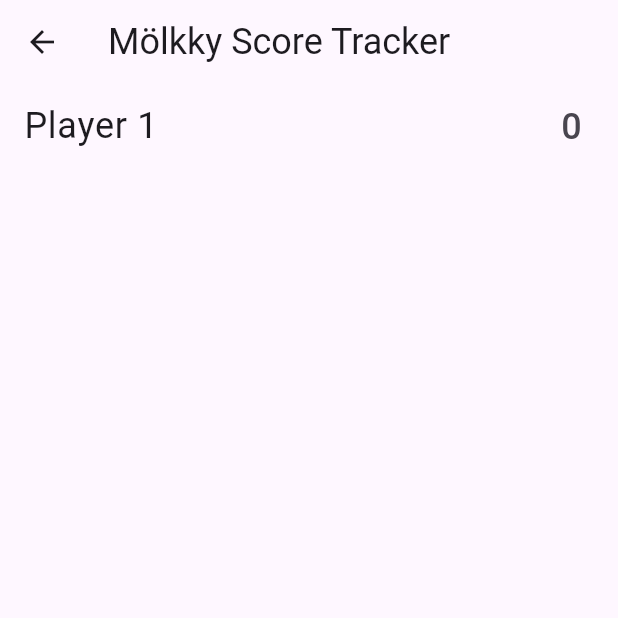
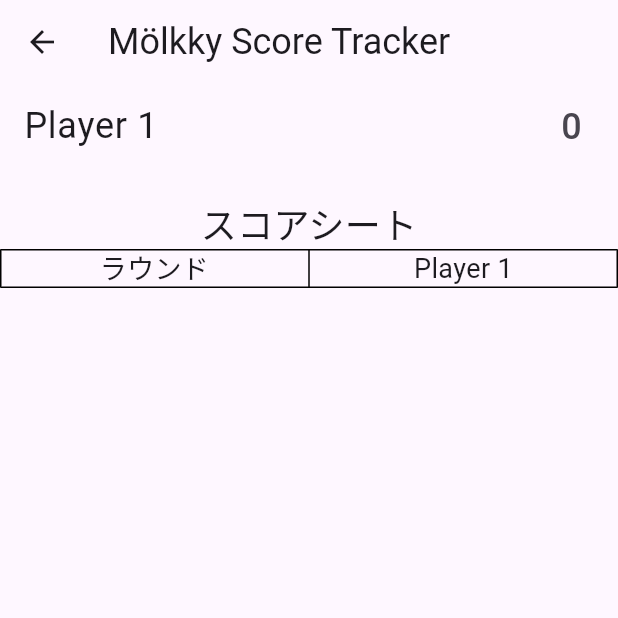
Before and after one commit to tailbook2712/molkky-ScoreCalcApp, a Flutter app: the screen it shows after launch, after a tap on "一人で遊ぶ", on a phone screen of 412 x 824 dp, the top half of it. Run offline on Flutter 3.47's test engine with Material 3 defaults, Android fonts, the phone set to English and light mode, and no system bars.

Commit message:
スコアシートの表示

```diff
--- /dev/null
+++ b/lib/models/score_history.dart
@@ -0,0 +1,6 @@
+class ScoreHistory {
+  final String playerName;
+  List<int> scores = [];
+
+  ScoreHistory({required this.playerName});
+}
--- a/lib/screens/score_screen.dart
+++ b/lib/screens/score_screen.dart
@@ -1,10 +1,12 @@
 import 'package:flutter/material.dart';
+import 'package:mollky_score_app/models/score_history.dart';
 import '../models/player.dart';
 
 class ScoreScreen extends StatefulWidget {
   final List<String> teamNames;
   final bool enableDisqualification;  // 失格機能の状態を受け取る
-  ScoreScreen({required this.teamNames, required bool this.enableDisqualification});
+
+  ScoreScreen({required this.teamNames, required this.enableDisqualification});
 
   @override
   _ScoreScreenState createState() => _ScoreScreenState();
@@ -12,6 +14,7 @@
 
 class _ScoreScreenState extends State<ScoreScreen> {
   List<Player> players = [];
+  List<ScoreHistory> scoreHistories = [];
 
   @override
   void initState() {
@@ -23,6 +26,7 @@
   void _resetScores() {
     setState(() {
       players = widget.teamNames.map((name) => Player(name: name, score: 0, zeroScoreStreak: 0, isDisqualified: false)).toList();
+      scoreHistories = widget.teamNames.map((name) => ScoreHistory(playerName: name)).toList();
     });
   }
 
@@ -38,6 +42,7 @@
       }
 
       players[index].score += score;
+      scoreHistories[index].scores.add(score);  // スコア履歴に追加
     });
 
     // ダイアログを閉じる
@@ -120,13 +125,13 @@
                 Navigator.of(context).pop();
                 _resetScores();
               },
-              child: Text('もう一度', style: TextStyle(fontSize: 20)),
+              child: Text('もう一度', style: TextStyle(fontSize: 24)),
             ),
             TextButton(
               onPressed: () {
                 Navigator.of(context).popUntil((route) => route.isFirst);
               },
-              child: Text('ゲームモード選択へ戻る', style: TextStyle(fontSize: 20)),
+              child: Text('チーム人数選択へ戻る', style: TextStyle(fontSize: 24)),
             ),
           ],
         );
@@ -158,7 +163,7 @@
 
   // スコアが50に達したかどうかを確認
   void _checkForWinner(Player player) {
-    if (player.score == 50) {
+    if (player.score >= 50) {
       _showWinnerDialog(player.name);
     } else if (player.score > 50) {
       setState(() {
@@ -173,10 +178,12 @@
       appBar: AppBar(
         title: Text('Mölkky Score Tracker', style: TextStyle(fontSize: 24)),
       ),
-      body: Column(
-        children: [
-          Expanded(
-            child: ListView.builder(
+      body: SingleChildScrollView(
+        child: Column(
+          children: [
+            ListView.builder(
+              shrinkWrap: true,
+              physics: NeverScrollableScrollPhysics(),
               itemCount: players.length,
               itemBuilder: (context, index) {
                 return ListTile(
@@ -196,10 +203,55 @@
                 );
               },
             ),
-          ),
-        ],
+            SizedBox(height: 20),
+            Text('スコアシート', style: TextStyle(fontSize: 24)),
+            _buildScoreSheet(),  // スコアシートを表示
+          ],
+        ),
       ),
     );
+  }
+
+  Widget _buildScoreSheet() {
+    return Table(
+      border: TableBorder.all(),
+      children: [
+        _buildHeaderRow(),
+        ..._buildScoreRows(),
+      ],
+    );
+  }
+
+  // ヘッダー行（プレイヤー名）
+  TableRow _buildHeaderRow() {
+    return TableRow(
+      children: [
+        TableCell(child: Text('ラウンド', style: TextStyle(fontSize: 18), textAlign: TextAlign.center)),
+        ...scoreHistories.map((history) => TableCell(child: Text(history.playerName, style: TextStyle(fontSize: 18), textAlign: TextAlign.center))).toList(),
+      ],
+    );
+  }
+
+  // スコア履歴の各行
+  List<TableRow> _buildScoreRows() {
+    int maxRounds = scoreHistories.map((h) => h.scores.length).reduce((a, b) => a > b ? a : b);
+
+    return List<TableRow>.generate(maxRounds, (roundIndex) {
+      return TableRow(
+        children: [
+          TableCell(child: Text('ラウンド ${roundIndex + 1}', style: TextStyle(fontSize: 16), textAlign: TextAlign.center)),
+          ...scoreHistories.map((history) {
+            return TableCell(
+              child: Text(
+                roundIndex < history.scores.length ? history.scores[roundIndex].toString() : '',
+                style: TextStyle(fontSize: 16),
+                textAlign: TextAlign.center,
+              ),
+            );
+          }).toList(),
+        ],
+      );
+    });
   }
 
   void _showScoreDialog(int playerIndex) {
```
